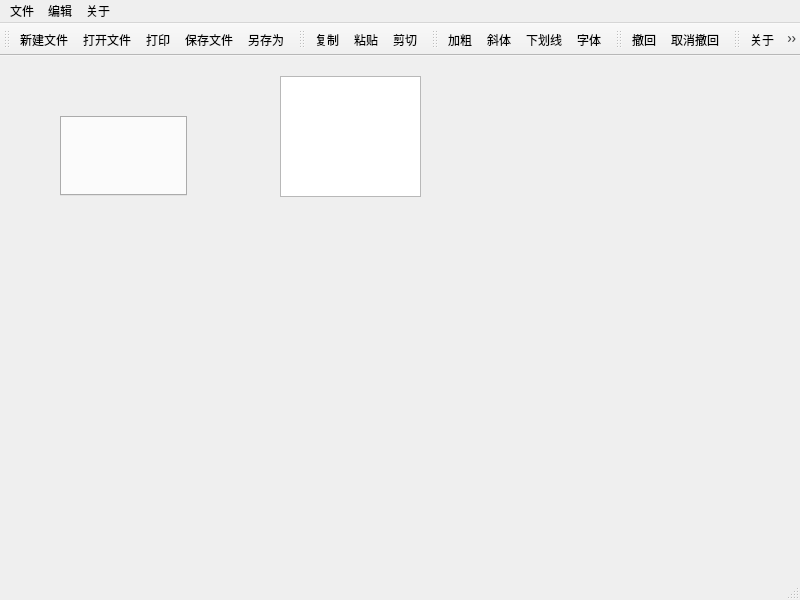
Old version of the form mainwindow.ui in the repository zktkzc/qt_demo_code_editor.
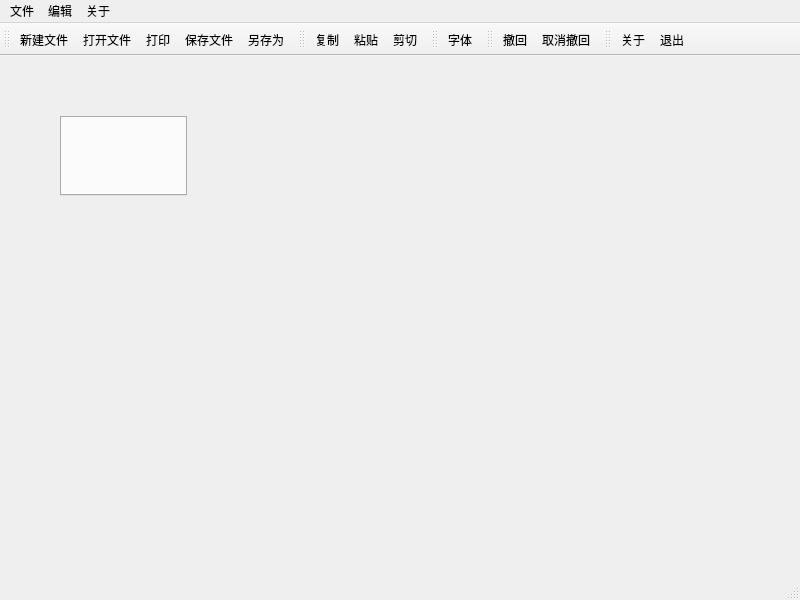
New version of the form. Icons and pictures are not drawn.

Commit message: 复制、粘贴、剪切、打印

Diff of the .ui file:
```diff
--- a/mainwindow.ui
+++ b/mainwindow.ui
@@ -18,16 +18,6 @@
     <normaloff>:/images/pencil.png</normaloff>:/images/pencil.png</iconset>
   </property>
   <widget class="QWidget" name="centralwidget">
-   <widget class="QTextEdit" name="textEdit">
-    <property name="geometry">
-     <rect>
-      <x>280</x>
-      <y>20</y>
-      <width>141</width>
-      <height>121</height>
-     </rect>
-    </property>
-   </widget>
    <widget class="QTabWidget" name="tabWidget">
     <property name="geometry">
      <rect>
@@ -149,9 +139,6 @@
    <attribute name="toolBarBreak">
     <bool>false</bool>
    </attribute>
-   <addaction name="bolder"/>
-   <addaction name="italic"/>
-   <addaction name="underline"/>
    <addaction name="font"/>
   </widget>
   <widget class="QToolBar" name="toolBar_4">
```
Left out of the diff: 3 changed lines with no effect on the pictures. The commit also changes 2 other files.
